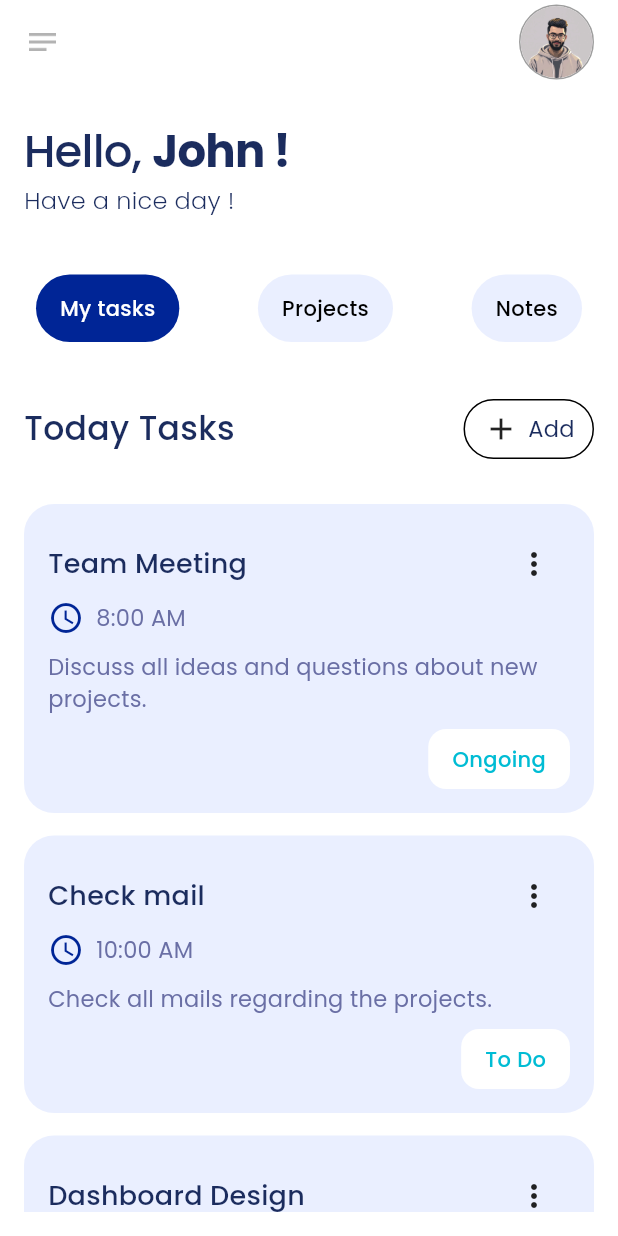
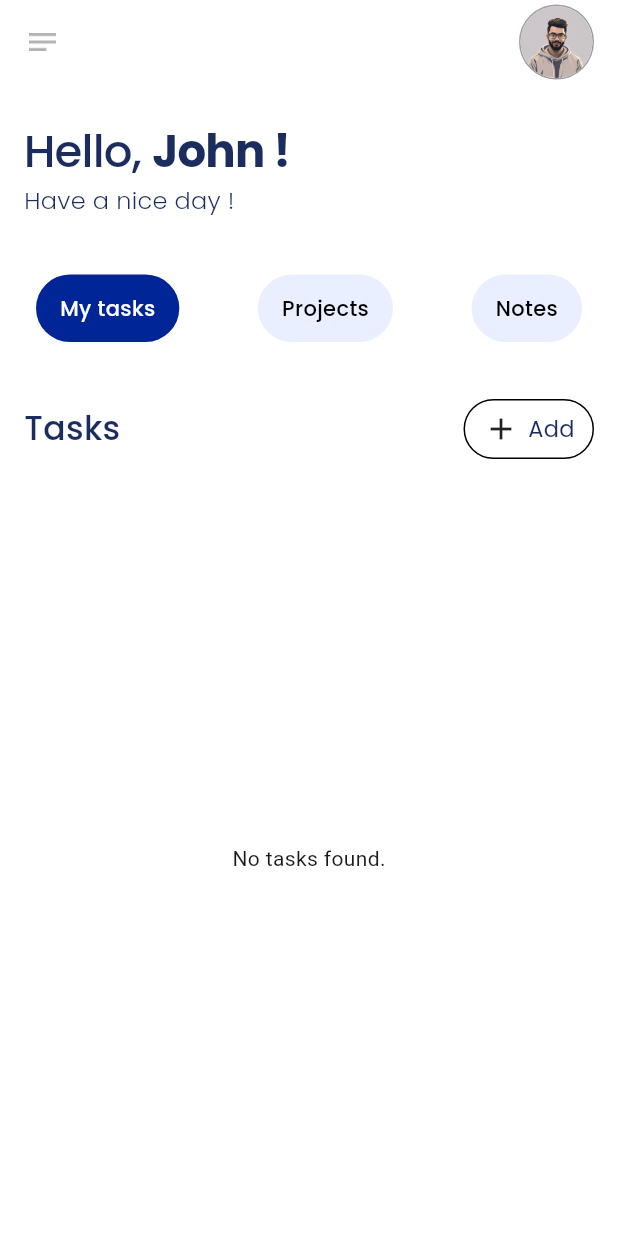
Before and after one commit to ShashiniAluthge/TaskBuddy, a Flutter app: the screen it shows after launch, on a phone screen of 412 x 824 dp. Run offline on Flutter 3.47's test engine with Material 3 defaults, Android fonts, the phone set to English and light mode, and no system bars; our stand-ins replace get, google_fonts, shared_preferences.

Commit message:
add new task to the home screen task list

```diff
--- a/lib/screens/homeScreen.dart
+++ b/lib/screens/homeScreen.dart
@@ -1,5 +1,8 @@
+import 'dart:convert';
+
 import 'package:flutter/material.dart';
 import 'package:get/get.dart';
+import 'package:shared_preferences/shared_preferences.dart';
 import 'package:task_buddy/screens/addTaskScreen.dart';
 import 'package:task_buddy/utils/app_textStyles.dart';
 import 'package:task_buddy/widgets/taskCard.dart';
@@ -16,6 +19,27 @@ class _HomeScreenState extends State<HomeScreen> {
   int selectedIndex = 0;
 
   final List<String> topTitles = ['My tasks', 'Projects', 'Notes'];
+
+  List<Map<String, String>> taskList = [];
+
+  @override
+  void initState() {
+    super.initState();
+    loadTasks();
+  }
+
+  Future<void> loadTasks() async {
+    SharedPreferences prefs = await SharedPreferences.getInstance();
+    List<String> taskJsonList = prefs.getStringList('tasks') ?? [];
+
+    List<Map<String, String>> loadedTasks = taskJsonList
+        .map((taskJson) => Map<String, String>.from(jsonDecode(taskJson)))
+        .toList();
+
+    setState(() {
+      taskList = loadedTasks;
+    });
+  }
 
   @override
   Widget build(BuildContext context) {
@@ -96,7 +120,7 @@ class _HomeScreenState extends State<HomeScreen> {
               mainAxisAlignment: MainAxisAlignment.spaceBetween,
               children: [
                 Text(
-                  'Today Tasks',
+                  'Tasks',
                   style: AppTextStyle.bodyLarge
                       .copyWith(color: Theme.of(context).colorScheme.primary),
                 ),
@@ -110,11 +134,22 @@ class _HomeScreenState extends State<HomeScreen> {
                   child: Padding(
                     padding: const EdgeInsets.symmetric(horizontal: 12.0),
                     child: GestureDetector(
-                      onTap: () {
-                        Navigator.push(
-                            context,
-                            MaterialPageRoute(
-                                builder: (e) => const AddTaskScreen()));
+                      onTap: () async {
+                        final newTask = await Navigator.push(context,
+                            MaterialPageRoute(builder: (e) => AddTaskScreen()));
+
+                        if (newTask != null) {
+                          setState(() {
+                            taskList.add(Map<String, String>.from(newTask));
+                          });
+                        }
+
+                        SharedPreferences prefs =
+                            await SharedPreferences.getInstance();
+                        List<String> existingTasks =
+                            prefs.getStringList('tasks') ?? [];
+                        existingTasks.add(jsonEncode(newTask));
+                        await prefs.setStringList('tasks', existingTasks);
                       },
                       child: Row(
                         children: [
@@ -134,39 +169,21 @@ class _HomeScreenState extends State<HomeScreen> {
               ],
             ),
             const SizedBox(height: 30.0),
-            const Expanded(
-              child: SingleChildScrollView(
-                child: Column(
-                  children: [
-                    TaskCard(
-                      taskTitle: 'Team Meeting',
-                      taskTime: '8:00 AM',
-                      taskDescription:
-                          'Discuss all ideas and questions about new projects.',
-                      taskStatus: 'Ongoing',
+            Expanded(
+              child: taskList.isEmpty
+                  ? const Center(child: Text('No tasks found.'))
+                  : ListView.builder(
+                      itemCount: taskList.length,
+                      itemBuilder: (context, index) {
+                        final task = taskList[index];
+                        return TaskCard(
+                          taskTitle: task['title'] ?? 'No title',
+                          taskTime: task['startTime'] ?? 'No time',
+                          taskDescription:
+                              task['description'] ?? 'No description',
+                        );
+                      },
                     ),
-                    TaskCard(
-                      taskTitle: 'Check mail',
-                      taskTime: '10:00 AM',
-                      taskDescription:
-                          'Check all mails regarding the projects.',
-                      taskStatus: 'To Do',
-                    ),
-                    TaskCard(
-                      taskTitle: 'Dashboard Design',
-                      taskTime: '10:30 AM',
-                      taskDescription: 'Design UI for the Dashboard',
-                      taskStatus: 'To Do',
-                    ),
-                    TaskCard(
-                      taskTitle: 'Update Report',
-                      taskTime: '3:00 PM',
-                      taskDescription: 'Update all updates of the project',
-                      taskStatus: 'To Do',
-                    ),
-                  ],
-                ),
-              ),
             ),
           ],
         ),
--- a/lib/widgets/taskCard.dart
+++ b/lib/widgets/taskCard.dart
@@ -13,7 +13,7 @@ class TaskCard extends StatelessWidget {
       required this.taskTitle,
       required this.taskTime,
       required this.taskDescription,
-      required this.taskStatus});
+       this.taskStatus = 'To Do'});
 
   @override
   Widget build(BuildContext context) {
--- a/pubspec.yaml
+++ b/pubspec.yaml
@@ -39,6 +39,9 @@ dependencies:
   get: ^4.6.6
   share_plus: ^10.1.3
   get_storage: ^2.1.1
+  shared_preferences: ^2.5.3
+  fluttertoast: ^8.2.12
+  alert_banner: ^1.0.1
 
 dev_dependencies:
   flutter_test:
```
Also changed, not shown: lib/screens/addTaskScreen.dart (+104 -21 lines), lib/widgets/inputfield.dart (+4 -3 lines), pubspec.lock, 1 other file.
